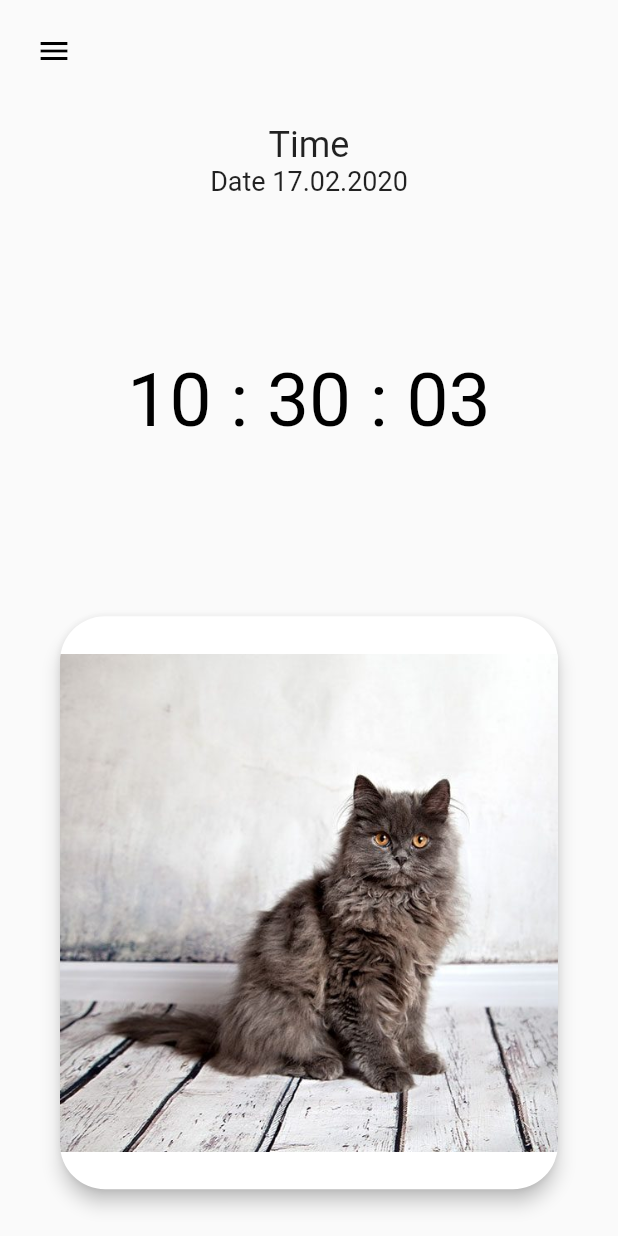
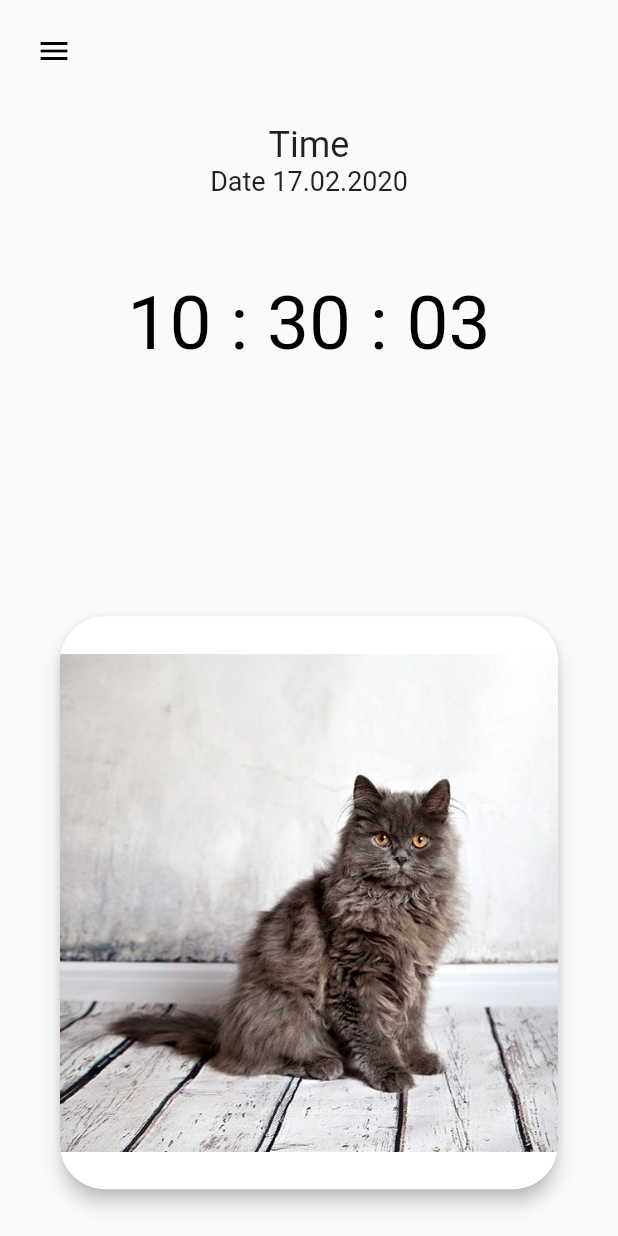
Before and after one commit to ArkadiiShatkovskyi/Flutter, a Flutter app: the screen it shows after launch, on a phone screen of 412 x 824 dp. Run offline on Flutter 3.47's test engine with Material 2 defaults, Android fonts, the light colour scheme and no system bars; our stand-ins replace ant_icons, cloud_firestore, firebase_auth, flare_flutter, flutter_svg, gradient_app_bar and 1 more; accounts and stored records are empty.

Commit message:
Clock height was changed

```diff
--- a/life_time_app/life_time_app/lib/screens/TimeScreen.dart
+++ b/life_time_app/life_time_app/lib/screens/TimeScreen.dart
@@ -72,7 +72,7 @@ class _TimeScreenState extends State<TimeScreen> {
               right: media.width *.1,
               child: ClockWidget(
                 width: media.width * 0.8,
-                height: media.height * 0.25,
+                height: media.height * 0.125,
               ),
             ),
             Positioned(
```
